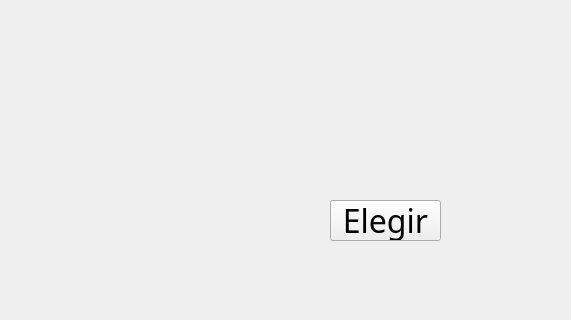
This is UI-Lobby/characterselection.ui in franciscoduc4/TP_Jazz_Jackrabbit_2 as Qt 5 draws it before an edit; both pictures show x 0 to 571 and y 280 to 600 of the 800 by 600 pixel window. The edited form follows.
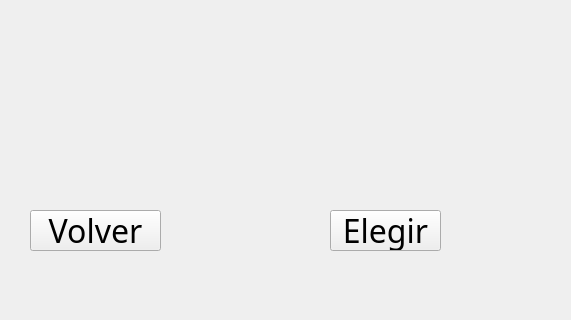
This is the edited form.

The edit to the form file:
```diff
--- a/UI-Lobby/characterselection.ui
+++ b/UI-Lobby/characterselection.ui
@@ -47,7 +47,7 @@
     <property name="geometry">
      <rect>
       <x>330</x>
-      <y>480</y>
+      <y>490</y>
       <width>111</width>
       <height>41</height>
      </rect>
@@ -62,6 +62,25 @@
      <string>Elegir</string>
     </property>
    </widget>
+   <widget class="QPushButton" name="btnBack">
+    <property name="geometry">
+     <rect>
+      <x>30</x>
+      <y>490</y>
+      <width>131</width>
+      <height>41</height>
+     </rect>
+    </property>
+    <property name="font">
+     <font>
+      <family>Jazz Jackrabbit 2</family>
+      <pointsize>24</pointsize>
+     </font>
+    </property>
+    <property name="text">
+     <string>Volver</string>
+    </property>
+   </widget>
   </widget>
   <widget class="QMenuBar" name="menubar">
    <property name="enabled">
```
